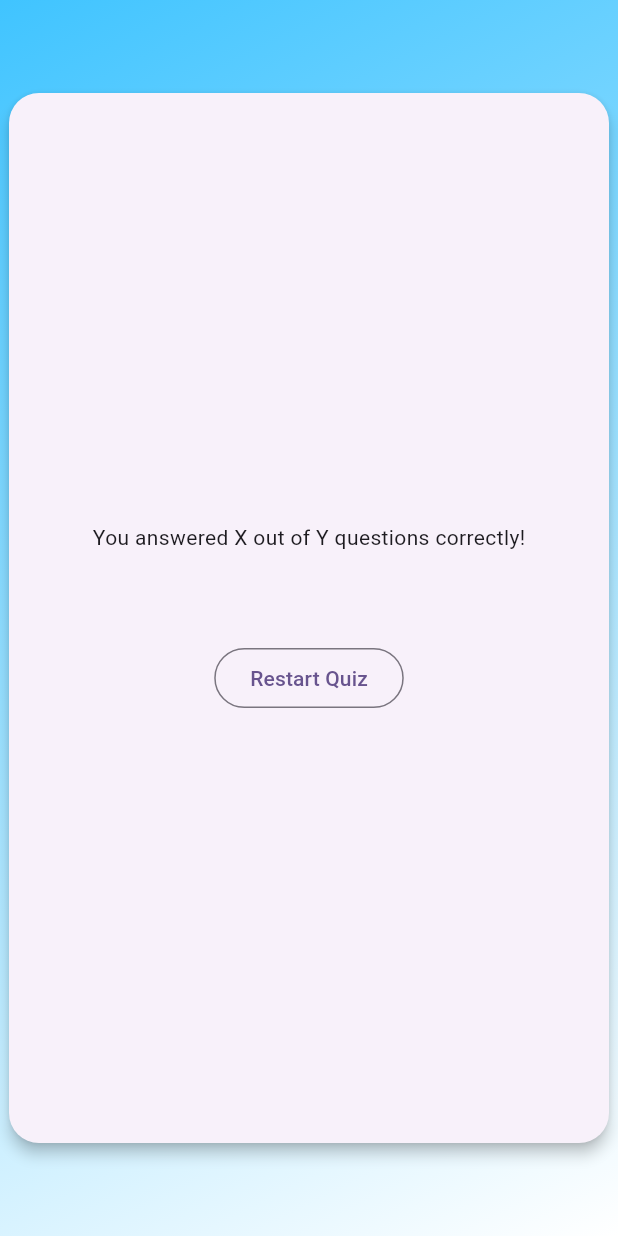
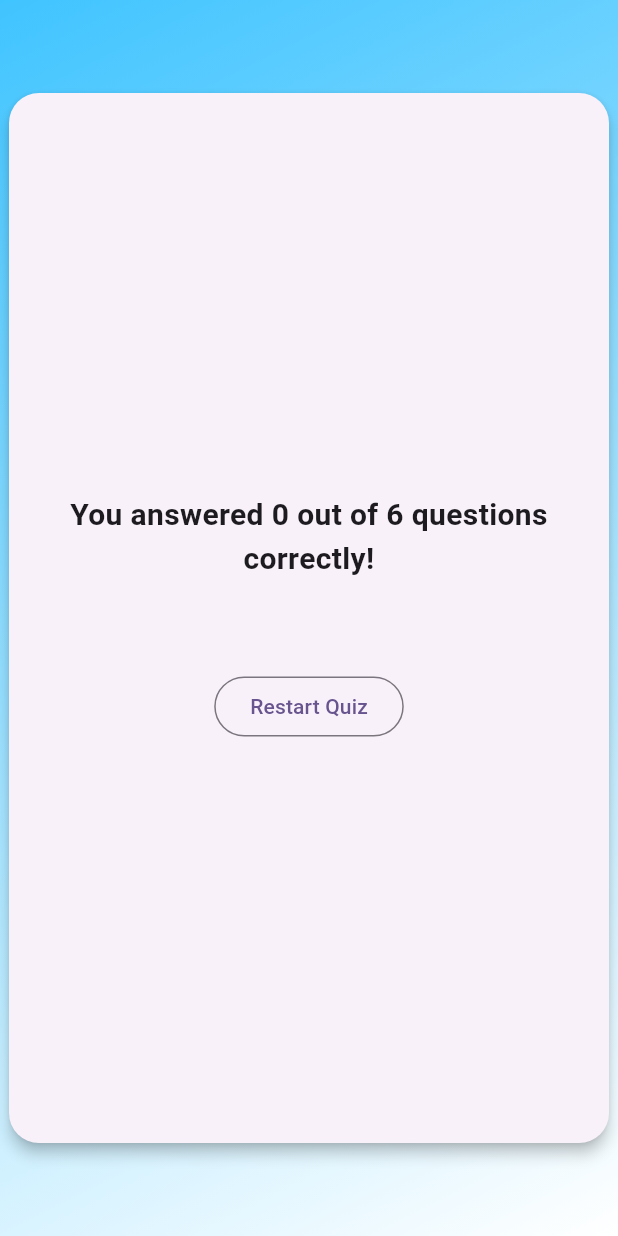
Before and after one commit to FadrialR/quiz_app_flutter, a Flutter app: the ResultsScreen screen opened directly with empty values, on a phone screen of 412 x 824 dp. Run offline on Flutter 3.47's test engine with Material 3 defaults, Android fonts, the phone set to English and light mode, and no system bars.

Commit message:
Filtering and analyzing lists

```diff
--- a/lib/pages/questions_summary.dart
+++ b/lib/pages/questions_summary.dart
@@ -1,5 +1,4 @@
 import 'package:flutter/material.dart';
-import 'package:quiz_app/data/questions.dart';
 
 class QuestionsSummary extends StatelessWidget {
   const QuestionsSummary({super.key, required this.summaryData});
--- a/lib/pages/results_screen.dart
+++ b/lib/pages/results_screen.dart
@@ -27,6 +27,12 @@ class ResultsScreen extends StatelessWidget {
 
   @override
   Widget build(BuildContext context) {
+    final summaryData = getSummaryData();
+    final numTotalQuestions = questions.length;
+    final numCorrectQuestions = summaryData.where((data) {
+      return data['user_answer'] == data['correct_answer'];
+    }).length;
+
     return Scaffold(
       body: Container(
         decoration: const BoxDecoration(
@@ -49,11 +55,16 @@ class ResultsScreen extends StatelessWidget {
               child: Column(
                 mainAxisAlignment: MainAxisAlignment.center,
                 children: [
-                  const Text(
-                    'You answered X out of Y questions correctly!',
+                  Text(
+                    'You answered $numCorrectQuestions out of $numTotalQuestions questions correctly!',
+                    textAlign: TextAlign.center,
+                    style: TextStyle(
+                      fontSize: 20,
+                      fontWeight: FontWeight.bold,
+                    ),
                   ),
                   const SizedBox(height: 30),
-                  QuestionsSummary(summaryData: getSummaryData()),
+                  QuestionsSummary(summaryData: summaryData),
                   SizedBox(height: 30),
                   OutlinedButton(
                     onPressed: () {},
```
